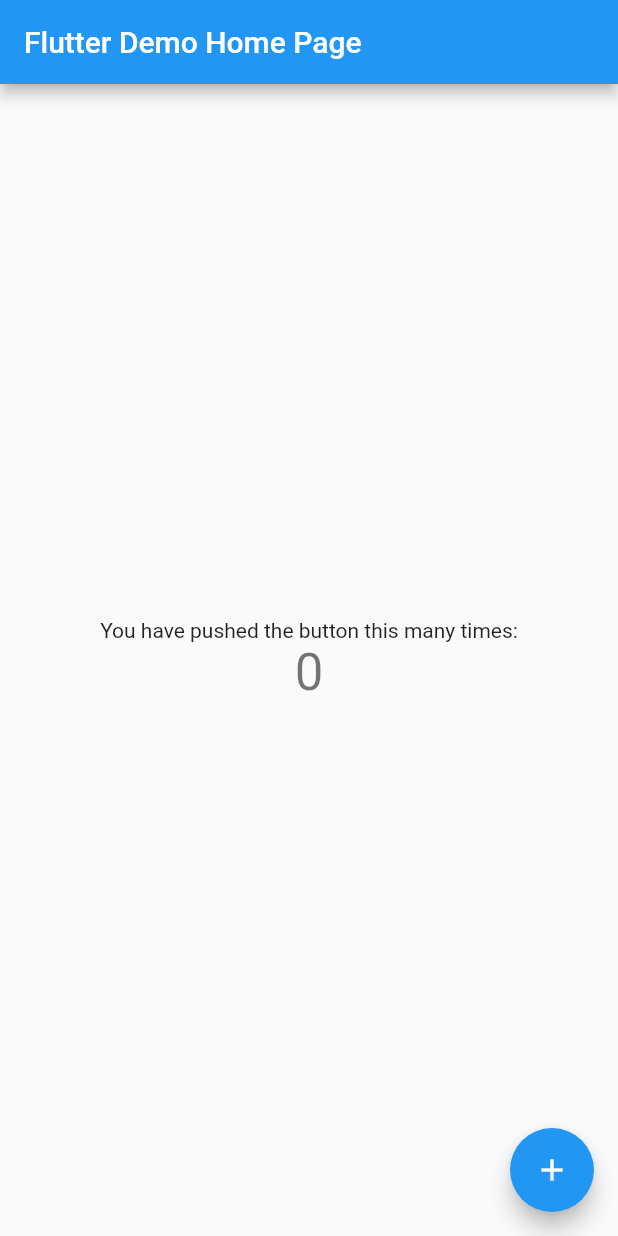
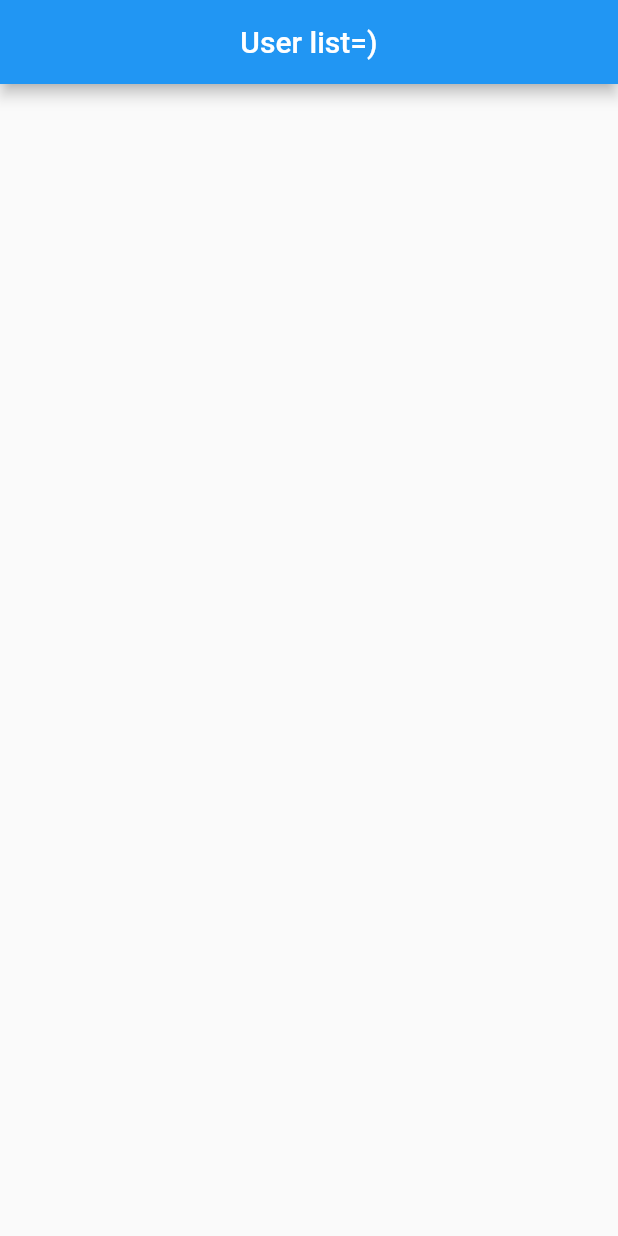
Before and after one commit to Yureyk0/flutter_user_list, a Flutter app: the screen it shows after launch, on a phone screen of 412 x 824 dp. Run offline on Flutter 3.47's test engine with Material 2 defaults, Android fonts, the phone set to English and light mode, and no system bars; our stand-ins replace equatable, flutter_bloc; network calls fail.

Commit message:
dance with bubny

```diff
--- /dev/null
+++ b/lib/app.dart
@@ -0,0 +1,23 @@
+import 'package:flutter/material.dart';
+import 'package:flutter_bloc/flutter_bloc.dart';
+import 'package:flutter_user_list/services/repository/repository.dart';
+import 'package:flutter_user_list/user_list/user_list.dart';
+
+class MyApp extends StatelessWidget {
+  const MyApp({super.key});
+
+  // This widget is the root of your application.
+  @override
+  Widget build(BuildContext context) {
+    return MaterialApp(
+      title: 'User list',
+      theme: ThemeData(
+        primarySwatch: Colors.blue,
+      ),
+      home: RepositoryProvider<ApiRepository>(
+        create: (context) => ApiRepository(),
+        child: const UserListPage(),
+      ),
+    );
+  }
+}
--- a/lib/main.dart
+++ b/lib/main.dart
@@ -1,115 +1,6 @@
 import 'package:flutter/material.dart';
+import 'package:flutter_user_list/app.dart';
 
 void main() {
   runApp(const MyApp());
 }
-
-class MyApp extends StatelessWidget {
-  const MyApp({super.key});
-
-  // This widget is the root of your application.
-  @override
-  Widget build(BuildContext context) {
-    return MaterialApp(
-      title: 'Flutter Demo',
-      theme: ThemeData(
-        // This is the theme of your application.
-        //
-        // Try running your application with "flutter run". You'll see the
-        // application has a blue toolbar. Then, without quitting the app, try
-        // changing the primarySwatch below to Colors.green and then invoke
-        // "hot reload" (press "r" in the console where you ran "flutter run",
-        // or simply save your changes to "hot reload" in a Flutter IDE).
-        // Notice that the counter didn't reset back to zero; the application
-        // is not restarted.
-        primarySwatch: Colors.blue,
-      ),
-      home: const MyHomePage(title: 'Flutter Demo Home Page'),
-    );
-  }
-}
-
-class MyHomePage extends StatefulWidget {
-  const MyHomePage({super.key, required this.title});
-
-  // This widget is the home page of your application. It is stateful, meaning
-  // that it has a State object (defined below) that contains fields that affect
-  // how it looks.
-
-  // This class is the configuration for the state. It holds the values (in this
-  // case the title) provided by the parent (in this case the App widget) and
-  // used by the build method of the State. Fields in a Widget subclass are
-  // always marked "final".
-
-  final String title;
-
-  @override
-  State<MyHomePage> createState() => _MyHomePageState();
-}
-
-class _MyHomePageState extends State<MyHomePage> {
-  int _counter = 0;
-
-  void _incrementCounter() {
-    setState(() {
-      // This call to setState tells the Flutter framework that something has
-      // changed in this State, which causes it to rerun the build method below
-      // so that the display can reflect the updated values. If we changed
-      // _counter without calling setState(), then the build method would not be
-      // called again, and so nothing would appear to happen.
-      _counter++;
-    });
-  }
-
-  @override
-  Widget build(BuildContext context) {
-    // This method is rerun every time setState is called, for instance as done
-    // by the _incrementCounter method above.
-    //
-    // The Flutter framework has been optimized to make rerunning build methods
-    // fast, so that you can just rebuild anything that needs updating rather
-    // than having to individually change instances of widgets.
-    return Scaffold(
-      appBar: AppBar(
-        // Here we take the value from the MyHomePage object that was created by
-        // the App.build method, and use it to set our appbar title.
-        title: Text(widget.title),
-      ),
-      body: Center(
-        // Center is a layout widget. It takes a single child and positions it
-        // in the middle of the parent.
-        child: Column(
-          // Column is also a layout widget. It takes a list of children and
-          // arranges them vertically. By default, it sizes itself to fit its
-          // children horizontally, and tries to be as tall as its parent.
-          //
-          // Invoke "debug painting" (press "p" in the console, choose the
-          // "Toggle Debug Paint" action from the Flutter Inspector in Android
-          // Studio, or the "Toggle Debug Paint" command in Visual Studio Code)
-          // to see the wireframe for each widget.
-          //
-          // Column has various properties to control how it sizes itself and
-          // how it positions its children. Here we use mainAxisAlignment to
-          // center the children vertically; the main axis here is the vertical
-          // axis because Columns are vertical (the cross axis would be
-          // horizontal).
-          mainAxisAlignment: MainAxisAlignment.center,
-          children: <Widget>[
-            const Text(
-              'You have pushed the button this many times:',
-            ),
-            Text(
-              '$_counter',
-              style: Theme.of(context).textTheme.headline4,
-            ),
-          ],
-        ),
-      ),
-      floatingActionButton: FloatingActionButton(
-        onPressed: _incrementCounter,
-        tooltip: 'Increment',
-        child: const Icon(Icons.add),
-      ), // This trailing comma makes auto-formatting nicer for build methods.
-    );
-  }
-}
--- a/lib/services/models/item_info_model.dart
+++ b/lib/services/models/item_info_model.dart
@@ -1,14 +1,27 @@
 import 'package:flutter_user_list/services/models/models.dart';
 
+// class ItemInfoModel {
+//   final UrlsModel urls;
+//   final UserModel user;
+
+//   ItemInfoModel({required this.urls, required this.user});
+//   factory ItemInfoModel.fromJson(Map<String, dynamic> json) {
+//     return ItemInfoModel(
+//       urls: json['urls'],
+//       user: json['user'],
+//     );
+//   }
+// }
+
 class ItemInfoModel {
-  final UrlsModel urls;
-  final UserModel user;
+  UrlsModel? urls;
+  UserModel? user;
 
   ItemInfoModel({required this.urls, required this.user});
-  factory ItemInfoModel.fromJson(Map<String, dynamic> json) {
-    return ItemInfoModel(
-      urls: json['urls'],
-      user: json['user'],
-    );
+
+  ItemInfoModel.fromJson(Map<String, dynamic> json) {
+    urls = json['urls'] != null ? UrlsModel.fromJson(json['urls']) : null;
+
+    user = json['user'] != null ? UserModel.fromJson(json['user']) : null;
   }
 }
--- a/lib/user_list/bloc/user_list_event.dart
+++ b/lib/user_list/bloc/user_list_event.dart
@@ -1,4 +1,5 @@
 part of 'user_list_bloc.dart';
 
 @immutable
-abstract class GetUserListEvent {}
+abstract class UserListEvent {}
+class GetUserListEvent extends UserListEvent {}
--- a/lib/user_list/bloc/user_list_state.dart
+++ b/lib/user_list/bloc/user_list_state.dart
@@ -5,7 +5,7 @@ abstract class UserListState extends Equatable {}
 
 class UserListInitialState extends UserListState {
   @override
-  List<Object?> get props => throw UnimplementedError();
+  List<Object?> get props => [];
 }
 
 class UserListLoadingState extends UserListState {
@@ -26,7 +26,6 @@ class UserListErrorState extends UserListState {
 
   UserListErrorState(this.error);
 
-
   @override
   List<Object?> get props => [error];
 }
--- a/lib/user_list/user_list.dart
+++ b/lib/user_list/user_list.dart
@@ -0,0 +1 @@
+export 'view/user_list_page.dart';
--- /dev/null
+++ b/lib/user_list/view/user_list_page.dart
@@ -0,0 +1,43 @@
+import 'dart:developer';
+
+import 'package:flutter/material.dart';
+import 'package:flutter/src/widgets/container.dart';
+import 'package:flutter/src/widgets/framework.dart';
+import 'package:flutter_bloc/flutter_bloc.dart';
+import 'package:flutter_user_list/services/repository/repository.dart';
+import 'package:flutter_user_list/user_list/bloc/user_list_bloc.dart';
+import 'package:flutter/widgets.dart';
+import 'package:flutter_user_list/user_list/widgets/widgets.dart';
+
+class UserListPage extends StatelessWidget {
+  const UserListPage({super.key});
+
+  @override
+  Widget build(BuildContext context) {
+    return BlocProvider<UserListBloc>(
+      create: (context) =>
+          UserListBloc(RepositoryProvider.of(context))..add(GetUserListEvent()),
+      child: Scaffold(
+        appBar: AppBar(
+          title: Text('User list=)'),
+          centerTitle: true,
+        ),
+        body: BlocConsumer<UserListBloc, UserListState>(
+          listener: (context, state) => log('message'),
+          builder: (context, state) {
+            if (state is UserListLoadingState) {
+              return UsersListLoading();
+            }
+            if (state is UserListLoadedState) {
+              log(state.usersList[0].user!.name.toString());
+            }
+            if (state is UserListErrorState) {
+              log('error');
+            }
+            return const SizedBox.shrink();
+          },
+        ),
+      ),
+    );
+  }
+}
--- /dev/null
+++ b/lib/user_list/widgets/widgets.dart
@@ -0,0 +1,2 @@
+export 'users_error.dart';
+export 'users_loading.dart';
```
Also changed, not shown: lib/services/api/user_list_api_client.dart (+9 -5 lines), lib/services/models/user_model.dart (+31 -9 lines), lib/user_list/bloc/user_list_bloc.dart (+4 -5 lines), lib/user_list/widgets/users_error.dart (added, +20 -0 lines), lib/user_list/widgets/users_loading.dart (added, +23 -0 lines), 1 other file.
